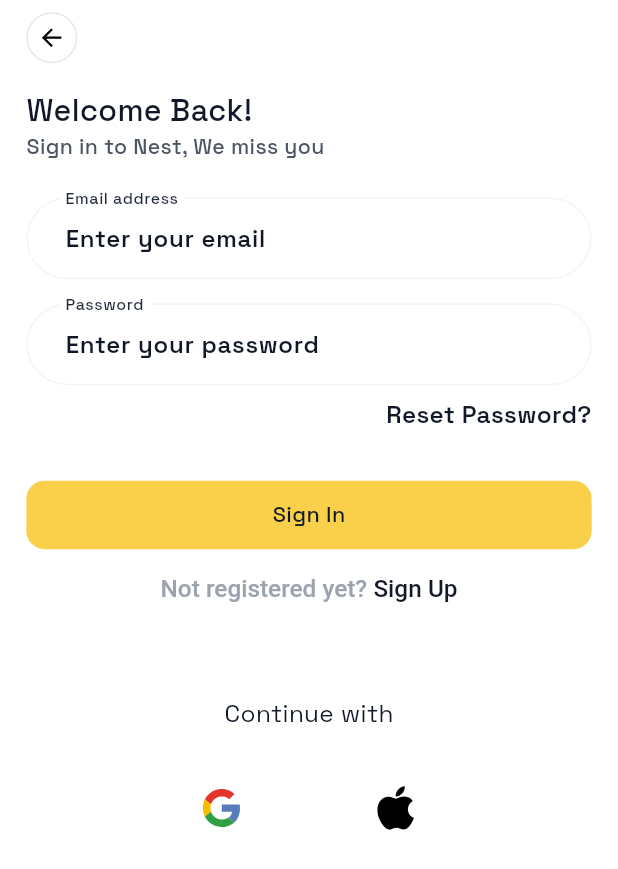
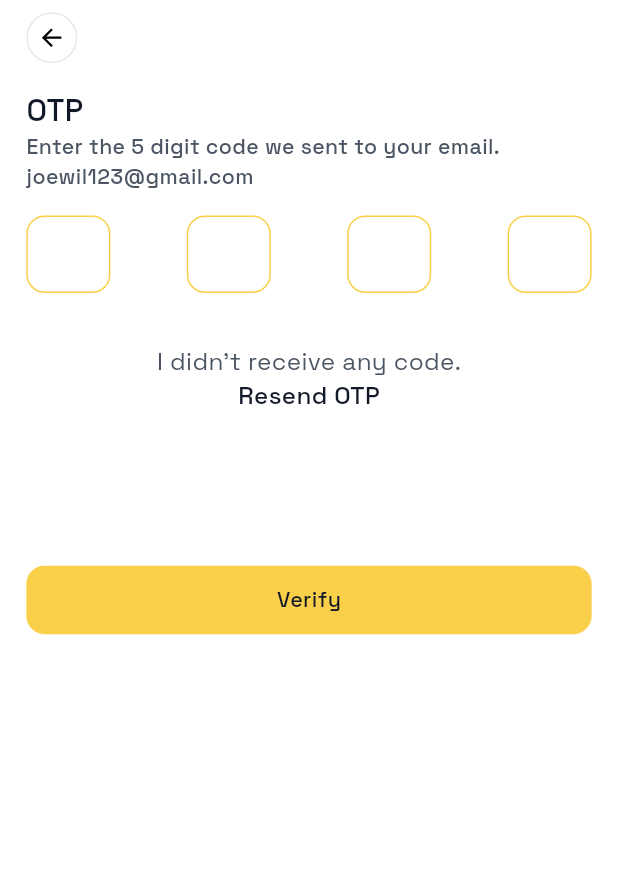
Before and after one commit to babangida19/nest_mobile, a Flutter app: the screen it shows after launch, on a phone screen of 412 x 824 dp. Shown: the top 869 px of the screen. Run offline on Flutter 3.47's test engine with Material 3 defaults, Android fonts, the phone set to English and light mode, and no system bars; drawn by our look-alikes of pin_code_fields; our stand-ins replace flutter_screenutil, flutter_svg, google_fonts, vector_graphics.

Commit message:
implement authentication flow with sign in, sign up, and password reset views; add OTP field and charm tick icon

```diff
--- a/lib/core/app_textsytle.dart
+++ b/lib/core/app_textsytle.dart
@@ -42,6 +42,13 @@ class AppTextsytle {
         fontSize: fontSize.sp, fontWeight: fontWeight, color: color);
   }
 
+  static TextStyle size14w400(
+      {double fontSize = 14,
+      FontWeight fontWeight = FontWeight.w400,
+      Color color = AppColor.primary}) {
+    return TextStyle(
+        fontSize: fontSize.sp, fontWeight: fontWeight, color: color);
+  }
   static TextStyle size14w500(
       {double fontSize = 14,
       FontWeight fontWeight = FontWeight.w500,
--- /dev/null
+++ b/lib/core/widget/app_otp_view.dart
@@ -0,0 +1,53 @@
+import 'package:flutter/material.dart';
+import 'package:flutter_screenutil/flutter_screenutil.dart';
+import 'package:nest_mobile/core/app_color.dart';
+import 'package:nest_mobile/core/app_textsytle.dart';
+import 'package:pin_code_fields/pin_code_fields.dart';
+
+class AppOtpField extends StatelessWidget {
+  const AppOtpField({
+    super.key,
+    required this.pinController,
+    this.obscureText = true,
+    this.onComplete,
+    this.validator,
+  });
+  final bool obscureText;
+  final TextEditingController pinController;
+  final String? Function(String?)? validator;
+  final Function(String)? onComplete;
+  @override
+  Widget build(BuildContext context) {
+    return PinCodeTextField(
+      enableActiveFill: true,
+      validator: validator,
+      mainAxisAlignment: MainAxisAlignment.spaceBetween,
+      appContext: context,
+      length: 4,
+      obscuringWidget:
+          Text("●", style: AppTextsytle.size16w500(color: AppColor.primary)),
+      obscureText: obscureText,
+      keyboardType: TextInputType.number,
+      animationType: AnimationType.fade,
+      pinTheme: PinTheme(
+        activeColor: AppColor.secondary,
+        activeFillColor: AppColor.white,
+        inactiveColor: AppColor.secondary,
+        selectedColor: AppColor.secondary,
+        shape: PinCodeFieldShape.box,
+        fieldWidth: 51.w,
+        fieldHeight: 51.h,
+        borderRadius: BorderRadius.circular(12.r),
+        inactiveFillColor: AppColor.white,
+        selectedFillColor: AppColor.secondary,
+        borderWidth: 1,
+      ),
+      controller: pinController,
+      onCompleted: onComplete,
+      onChanged: (value) {},
+      beforeTextPaste: (text) {
+        return true;
+      },
+    );
+  }
+}
--- /dev/null
+++ b/lib/feature/auth/view/sign_up/sign_up_otp_view.dart
@@ -0,0 +1,47 @@
+import 'package:flutter/material.dart';
+import 'package:flutter_screenutil/flutter_screenutil.dart';
+import 'package:nest_mobile/core/app_color.dart';
+import 'package:nest_mobile/core/app_textsytle.dart';
+import 'package:nest_mobile/core/widget/app_button.dart';
+import 'package:nest_mobile/core/widget/app_otp_view.dart';
+import 'package:nest_mobile/feature/auth/widget/auth_appbar.dart';
+
+class SignUpOtpView extends StatelessWidget {
+  const SignUpOtpView({super.key});
+
+  @override
+  Widget build(BuildContext context) {
+    return Scaffold(
+      body: SafeArea(
+          child: Padding(
+        padding: EdgeInsets.symmetric(horizontal: 16.w, vertical: 8.h),
+        child: Column(
+          // crossAxisAlignment: CrossAxisAlignment.start,
+          children: [
+            AuthAppbar(
+              title: "OTP ",
+              subtitle:
+                  "Enter the 5 digit code we sent to your email. joewil123@gmail.com",
+            ),
+            SizedBox(height: 16.h),
+            AppOtpField(pinController: TextEditingController()),
+            SizedBox(height: 18.h),
+            Column(
+              crossAxisAlignment: CrossAxisAlignment.center,
+              children: [
+                Text("I didn’t receive any code.",
+                    style: AppTextsytle.size16w400(color: AppColor.primary700)),
+                Text("Resend OTP",
+                    style:
+                        AppTextsytle.size16w500(color: AppColor.primary1000)),
+              ],
+            ),
+            SizedBox(height: 100.h),
+            AppButton(title: "Verify", onTap: () {}),
+            SizedBox(height: 16.h)
+          ],
+        ),
+      )),
+    );
+  }
+}
--- a/lib/gen/assets.gen.dart
+++ b/lib/gen/assets.gen.dart
@@ -18,6 +18,10 @@ class $AssetsIconsGen {
   /// File path: assets/icons/icon_apple.svg
   SvgGenImage get iconApple => const SvgGenImage('assets/icons/icon_apple.svg');
 
+  /// File path: assets/icons/icon_charm_tick.svg
+  SvgGenImage get iconCharmTick =>
+      const SvgGenImage('assets/icons/icon_charm_tick.svg');
+
   /// File path: assets/icons/icon_google.svg
   SvgGenImage get iconGoogle =>
       const SvgGenImage('assets/icons/icon_google.svg');
@@ -32,7 +36,7 @@ class $AssetsIconsGen {
 
   /// List of all assets
   List<SvgGenImage> get values =>
-      [iconApple, iconGoogle, iconLogoLight, iconOutlineBack];
+      [iconApple, iconCharmTick, iconGoogle, iconLogoLight, iconOutlineBack];
 }
 
 class $AssetsImagesGen {
--- a/lib/main.dart
+++ b/lib/main.dart
@@ -1,11 +1,9 @@
 import 'package:flutter/material.dart';
 import 'package:flutter_screenutil/flutter_screenutil.dart';
 import 'package:nest_mobile/core/app_color.dart';
-import 'package:nest_mobile/feature/auth/view/sign_in_view.dart';
-import 'package:nest_mobile/feature/auth/view/sign_up_view.dart';
-import 'package:nest_mobile/onboarding_view.dart';
-import 'package:nest_mobile/splash_view.dart';
+
 import 'package:google_fonts/google_fonts.dart';
+import 'package:nest_mobile/feature/auth/view/sign_up/sign_up_otp_view.dart';
 
 void main() {
   runApp(const MyApp());
@@ -29,7 +27,7 @@ class MyApp extends StatelessWidget {
               scaffoldBackgroundColor: AppColor.white,
               fontFamily: GoogleFonts.spaceGrotesk().fontFamily,
             ),
-            home: SignInView(),
+            home: SignUpOtpView(),
           );
         });
   }
--- a/pubspec.yaml
+++ b/pubspec.yaml
@@ -37,6 +37,7 @@ dependencies:
   flutter_svg: ^2.2.0
   flutter_screenutil: ^5.9.3
   google_fonts: ^6.3.0
+  pin_code_fields: ^8.0.1
 
 
 dev_dependencies:
```
Also changed, not shown: lib/feature/auth/view/forget_password/forget_password_view.dart (added, +38 -0 lines), lib/feature/auth/view/forget_password/reset_password_view.dart (added, +99 -0 lines), assets/icons/icon_charm_tick.svg (added), lib/feature/auth/view/sign_in/sign_in_view.dart (renamed from lib/feature/auth/view/sign_in_view.dart), lib/feature/auth/view/sign_up/sign_up_view.dart (renamed from lib/feature/auth/view/sign_up_view.dart), pubspec.lock.
